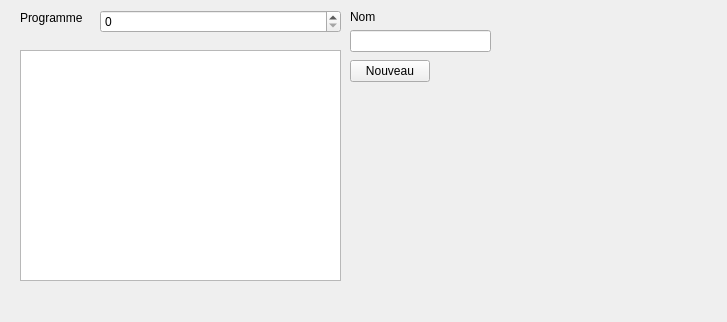
Before: the Qt Designer form Sources/Sources/gestionprogrammes.ui in gabriel-hurtado/UTComputer, drawn with Qt 5.
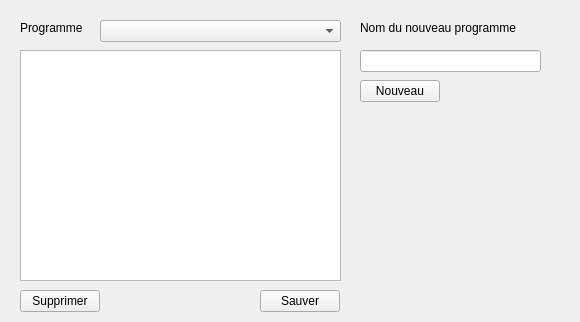
After: the same form once the commit is applied.

What changed in the file:
```diff
--- a/Sources/Sources/gestionprogrammes.ui
+++ b/Sources/Sources/gestionprogrammes.ui
@@ -6,7 +6,7 @@
    <rect>
     <x>0</x>
     <y>0</y>
-    <width>727</width>
+    <width>580</width>
     <height>322</height>
    </rect>
   </property>
@@ -23,11 +23,11 @@
     </rect>
    </property>
   </widget>
-  <widget class="QPushButton" name="pushButton">
+  <widget class="QPushButton" name="button_new">
    <property name="geometry">
     <rect>
-     <x>350</x>
-     <y>60</y>
+     <x>360</x>
+     <y>80</y>
      <width>80</width>
      <height>22</height>
     </rect>
@@ -39,9 +39,9 @@
   <widget class="QLineEdit" name="lineEdit">
    <property name="geometry">
     <rect>
-     <x>350</x>
-     <y>30</y>
-     <width>141</width>
+     <x>360</x>
+     <y>50</y>
+     <width>181</width>
      <height>22</height>
     </rect>
    </property>
@@ -50,7 +50,7 @@
    <property name="geometry">
     <rect>
      <x>20</x>
-     <y>10</y>
+     <y>20</y>
      <width>71</width>
      <height>16</height>
     </rect>
@@ -62,26 +62,52 @@
   <widget class="QLabel" name="label_2">
    <property name="geometry">
     <rect>
-     <x>350</x>
-     <y>10</y>
-     <width>59</width>
-     <height>14</height>
+     <x>360</x>
+     <y>20</y>
+     <width>181</width>
+     <height>16</height>
     </rect>
    </property>
    <property name="text">
-    <string>Nom</string>
+    <string>Nom du nouveau programme</string>
    </property>
   </widget>
-  <widget class="QSpinBox" name="spinBox">
+  <widget class="QComboBox" name="combo_programmes">
    <property name="geometry">
     <rect>
      <x>100</x>
-     <y>10</y>
+     <y>20</y>
      <width>241</width>
-     <height>23</height>
+     <height>22</height>
     </rect>
    </property>
   </widget>
+  <widget class="QPushButton" name="button_save">
+   <property name="geometry">
+    <rect>
+     <x>260</x>
+     <y>290</y>
+     <width>80</width>
+     <height>22</height>
+    </rect>
+   </property>
+   <property name="text">
+    <string>Sauver</string>
+   </property>
+  </widget>
+  <widget class="QPushButton" name="pushButton">
+   <property name="geometry">
+    <rect>
+     <x>20</x>
+     <y>290</y>
+     <width>80</width>
+     <height>22</height>
+    </rect>
+   </property>
+   <property name="text">
+    <string>Supprimer</string>
+   </property>
+  </widget>
  </widget>
  <resources/>
  <connections/>
```
Left out of the diff: 2 changed lines with no effect on the pictures.
